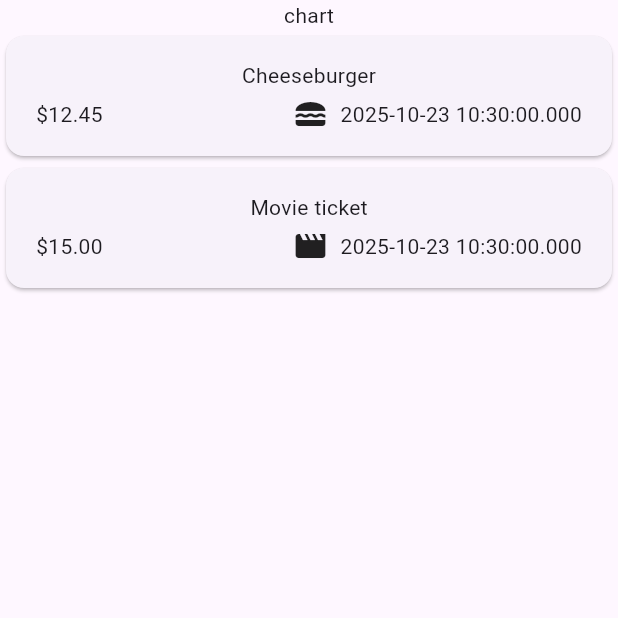
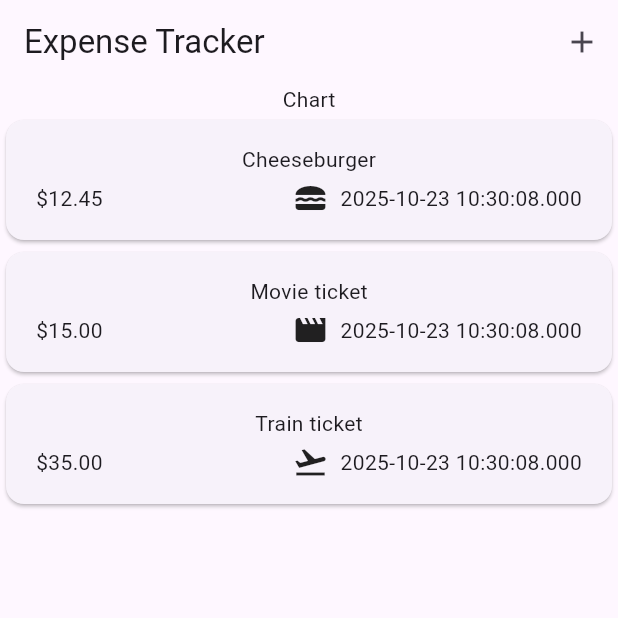
Before and after one commit to apark07/expense_tracker, a Flutter app: the Expenses screen opened directly, on a phone screen of 412 x 824 dp, the top half of it. Run offline on Flutter 3.47's test engine with Material 3 defaults, Android fonts, the phone set to English and light mode, and no system bars.

Commit message:
added App Bar new expense file

```diff
--- a/lib/expenses.dart
+++ b/lib/expenses.dart
@@ -1,5 +1,6 @@
 import 'package:expense_tracker/expenses_list/expenses_list.dart';
 import 'package:expense_tracker/models/expense.dart';
+import 'package:expense_tracker/new_expense.dart';
 import 'package:flutter/material.dart';
 
 class Expenses extends StatefulWidget {
@@ -11,6 +12,12 @@ class Expenses extends StatefulWidget {
 }
 
 class _ExpensesState extends State<Expenses> {
+  void _openAddExpenseOverlay() {
+    showModalBottomSheet(
+      context: context,
+      builder: (ctx) => NewExpense(),
+    );
+  }
   final List<Expense> _registeredExpenses = [
     Expense(
       title: 'Cheeseburger',
@@ -23,15 +30,28 @@ class _ExpensesState extends State<Expenses> {
       amount: 15.00,
       date: DateTime.now(),
       category: Category.leisure,
+    ),
+    Expense(
+      title: 'Train ticket',
+      amount: 35.00,
+      date: DateTime.now(),
+      category: Category.travel,
     )
   ];
 
   @override
   Widget build(BuildContext context) {
     return Scaffold(
-      body: Column(
-        children: [
-          Text("chart"),
+        appBar: AppBar(
+          title: const Text('Expense Tracker'),
+          actions: [
+            IconButton(
+              onPressed: _openAddExpenseOverlay,
+              icon: const Icon(Icons.add))],
+        ),
+              body: Column(
+                children: [
+          Text("Chart"),
           Expanded(child: ExpensesList(expenses: _registeredExpenses))
         ]
       ),
--- a/lib/main.dart
+++ b/lib/main.dart
@@ -1,6 +1,7 @@
+import 'package:expense_tracker/expenses.dart';
 import 'package:flutter/material.dart';
 
 void main() {
-  runApp(const MaterialApp(home: Text("Home")));
+  runApp(const MaterialApp(home: Expenses()));
 
   }
```
Also changed, not shown: lib/new_expense.dart (added, +80 -0 lines).
